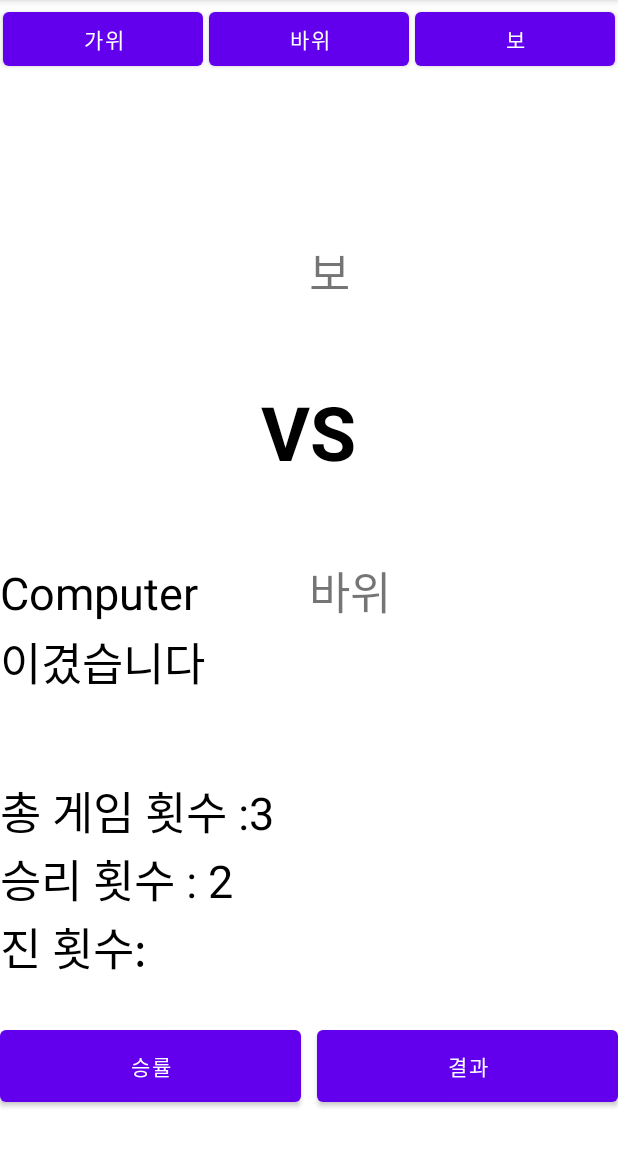
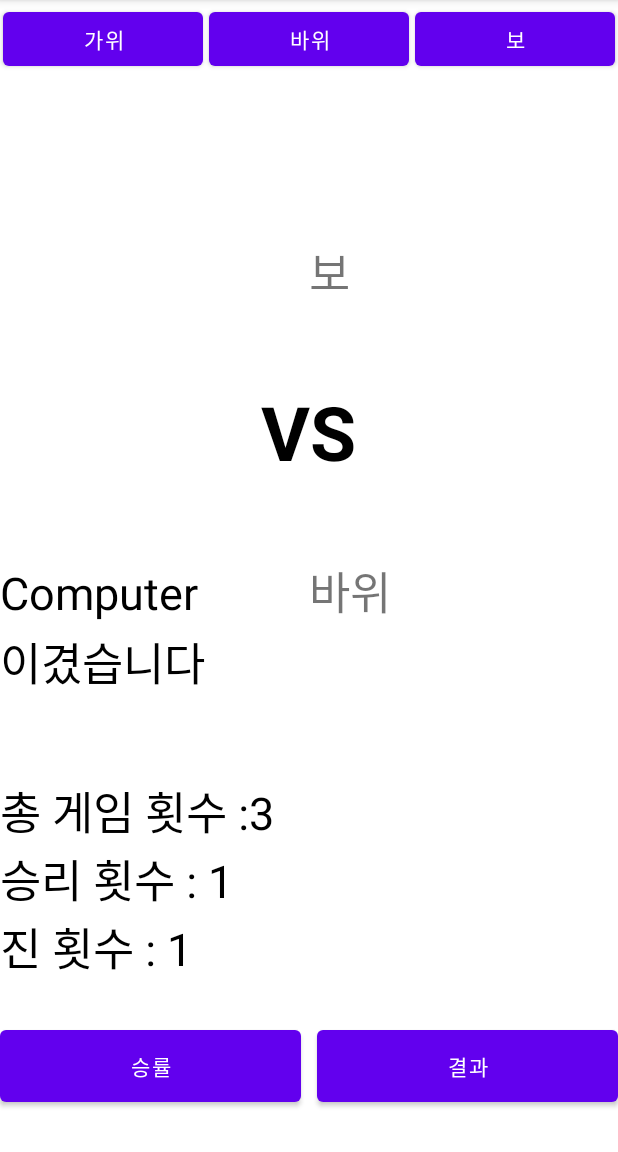
Before and after one commit to tkdgml822/School_Android, an Android app: the MainActivity screen opened directly, with no data from a screen before it, after a tap on an icon or button, on a phone screen of 412 x 824 dp, the part 84-1236 px from its top. Run offline under Robolectric (Android 15) with nearby library versions, the phone set to English and light mode, and no system bars; 2 other taps on this screen came first.

Commit message:
이미지 추가

```diff
--- a/app/src/main/java/com/cookandroid/rockpaperscissors/MainActivity.java
+++ b/app/src/main/java/com/cookandroid/rockpaperscissors/MainActivity.java
@@ -2,7 +2,6 @@ package com.cookandroid.rockpaperscissors;
 
 import androidx.appcompat.app.AppCompatActivity;
 
-import android.annotation.SuppressLint;
 import android.app.Dialog;
 import android.content.Intent;
 import android.graphics.Color;
@@ -10,9 +9,7 @@ import android.graphics.drawable.ColorDrawable;
 import android.os.Bundle;
 import android.view.Window;
 import android.widget.Button;
-import android.widget.EditText;
 import android.widget.TextView;
-import android.widget.Toast;
 
 import java.util.Objects;
 import java.util.Random;
@@ -20,14 +17,13 @@ import java.util.Random;
 public class MainActivity extends AppCompatActivity {
     static float winRate;
     Button scissorsButton, rockButton, paperButton, winRateButton, resultButton;
-    TextView playerText, computerText, resultWindow, playerName, totalCount, winsCount;
-
+    TextView playerText, computerText, resultWindow, playerName, totalCount, winsCountText, loseCountText;
     Dialog winRateDialog;
 
-    int winCount = 1; // 승리 횟수
+    int winCount = 0; // 승리 횟수
+    int lossCount = 0; // 진 횟수
     int totalGameCount = 0; // 총 게임 횟수
     int drawCount = 0;
-    int lossCount = 0;
 
     @Override
     protected void onCreate(Bundle savedInstanceState) {
@@ -43,7 +39,8 @@ public class MainActivity extends AppCompatActivity {
         paperButton = findViewById(R.id.paper);
 
         totalCount = findViewById(R.id.total_game_count);
-        winsCount = findViewById(R.id.win_count);
+        winsCountText = findViewById(R.id.win_count);
+        loseCountText = findViewById(R.id.lose_count);
 
         winRateButton = findViewById(R.id.win_rate);
         resultButton = findViewById(R.id.result);
@@ -156,11 +153,12 @@ public class MainActivity extends AppCompatActivity {
         if (num == 0) {
             lossCount++;
             totalCount.setText("총 게임 횟수 :" + totalGameCount);
+            loseCountText.setText("진 횟수 : " + lossCount);
             resultWindow.setText("졌습니다");
         }
         else if (num == 1) {
             totalCount.setText("총 게임 횟수 :" + totalGameCount);
-            winsCount.setText("승리 횟수 : " + winCount);
+            winsCountText.setText("승리 횟수 : " + winCount);
             resultWindow.setText("이겼습니다");
         }
         else {
@@ -193,5 +191,4 @@ public class MainActivity extends AppCompatActivity {
             winRateDialog.dismiss(); // 닫기
         });
     }
-
 }
```
Also changed, not shown: app/src/main/res/drawable/image.png (added).
